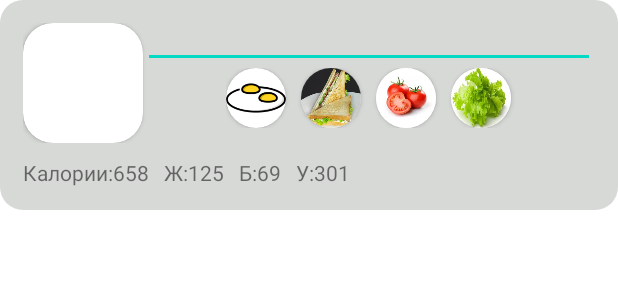
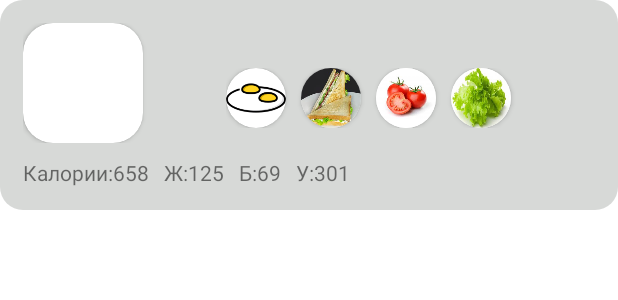
Before and after one commit to Ibarsuk/meal-builder, an Android app: the layout meal_card_example.xml on its own in the app's theme, with its tools: preview values and no code run, on a phone screen of 412 x 824 dp. Shown: the top 300 px of the screen. Run offline under Robolectric (Android 15) with nearby library versions, the phone set to English and light mode, and no system bars.

```diff
--- a/app/src/main/res/layout/meal_card_example.xml
+++ b/app/src/main/res/layout/meal_card_example.xml
@@ -32,13 +32,15 @@
         android:layout_width="match_parent"
         android:layout_height="match_parent"
         android:orientation="vertical">
-        <EditText
+        <TextView
             android:layout_width="match_parent"
             android:layout_height="30dp"
             android:id="@+id/card_example_title"
             android:gravity="center_horizontal"
             android:maxLines="2"
-            android:padding="0dp"/>
+            android:padding="0dp"
+            android:textColor="@color/black"
+            android:textSize="18sp"/>
         <HorizontalScrollView
             android:layout_width="match_parent"
             android:layout_height="wrap_content">
--- a/app/src/main/res/layout/meal_card_template.xml
+++ b/app/src/main/res/layout/meal_card_template.xml
@@ -31,14 +31,16 @@ android:orientation="vertical">
         android:layout_width="match_parent"
         android:layout_height="match_parent"
         android:orientation="vertical">
-        <EditText
+        <TextView
             android:id="@+id/meal_card_title"
             android:layout_width="match_parent"
             android:layout_height="30dp"
             android:text=""
             android:gravity="center_horizontal"
             android:maxLines="2"
-            android:padding="0dp"/>
+            android:padding="0dp"
+            android:textColor="@color/black"
+            android:textSize="18sp"/>
         <HorizontalScrollView
             android:layout_width="match_parent"
             android:layout_height="wrap_content">
```
Also changed, not shown: app/src/main/AndroidManifest.xml (+5 -5 lines), app/src/main/java/com/example/meal_builder/MainActivity.java (+24 -1 lines), app/src/main/java/com/example/meal_builder/MealEdit.java (+25 -1 lines), app/src/main/res/layout/activity_meal_edit.xml (+5 -3 lines).
